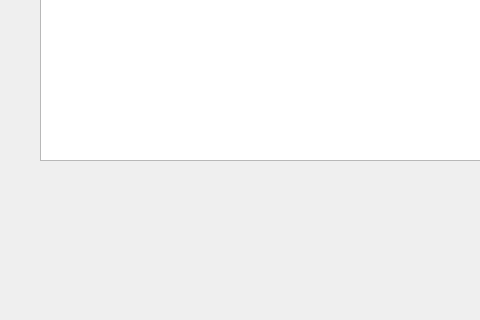
First picture: the form in ui/schedule.ui, repository flexyw1be/DentalProject, before the edit; both pictures show x 0 to 480 and y 280 to 600 of the 800 by 600 pixel window.
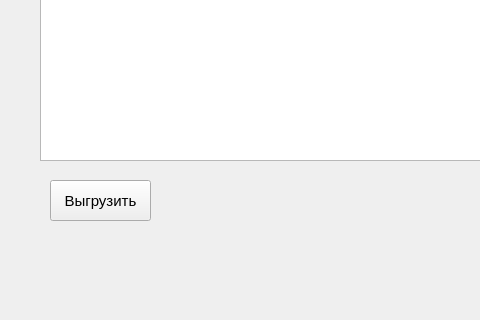
Second picture: the form after the edit.

Commit message: get_xlsx file

What changed in the file:
```diff
--- a/ui/schedule.ui
+++ b/ui/schedule.ui
@@ -29,6 +29,25 @@
      </font>
     </property>
    </widget>
+   <widget class="QPushButton" name="xlsx_push_button">
+    <property name="geometry">
+     <rect>
+      <x>50</x>
+      <y>460</y>
+      <width>101</width>
+      <height>41</height>
+     </rect>
+    </property>
+    <property name="font">
+     <font>
+      <family>Segoe UI</family>
+      <pointsize>11</pointsize>
+     </font>
+    </property>
+    <property name="text">
+     <string>Выгрузить</string>
+    </property>
+   </widget>
   </widget>
   <widget class="QMenuBar" name="menubar">
    <property name="geometry">
```
The commit also changes 3 other files.
